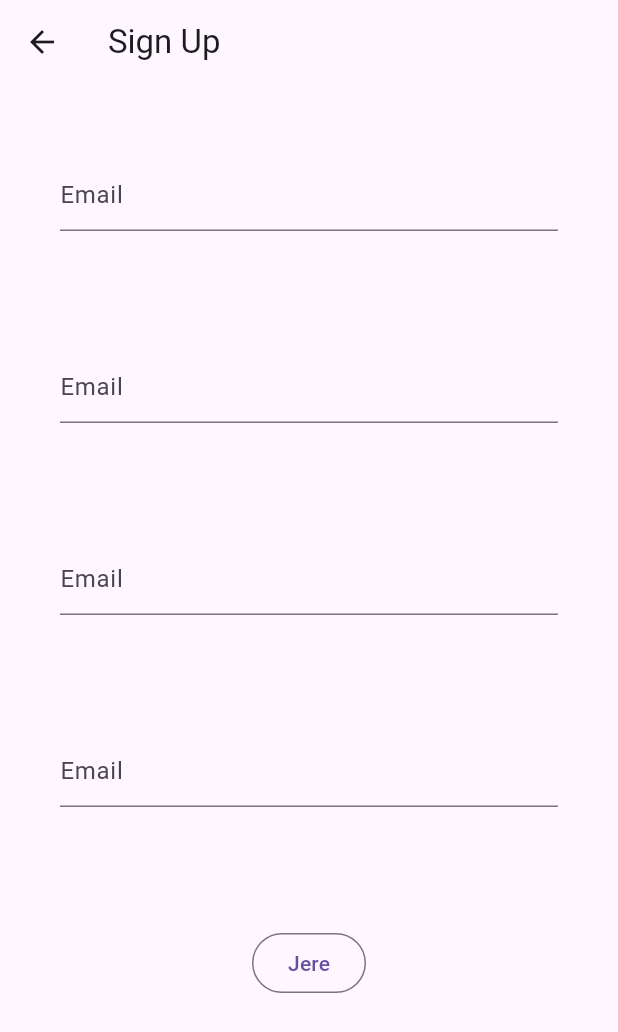
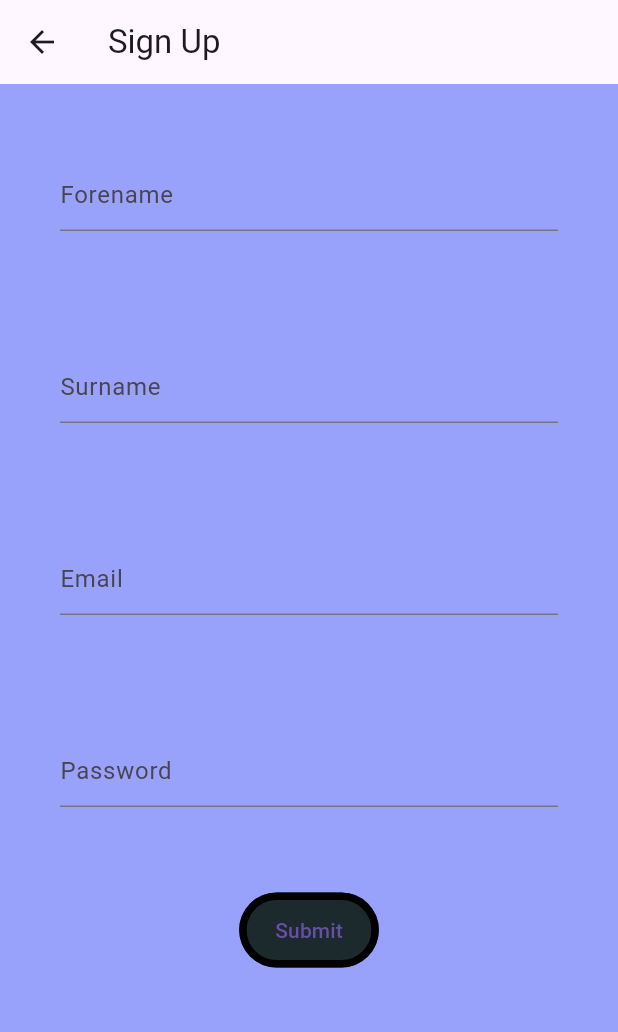
Before and after one commit to Biele10/Window-Cleaning-Mobile-App-Project, a Flutter app: the screen it shows after launch, after a tap on "Sign Up", on a phone screen of 412 x 824 dp. Shown: the top 1032 px of the screen. Run offline on Flutter 3.47's test engine with Material 3 defaults, Android fonts, the phone set to English and light mode, and no system bars; our stand-ins replace connectivity_plus, dio, flutter_secure_storage, internet_connection_checker_plus.

Commit message:
did some more work on the sign up page.

```diff
--- a/lib/app_screens/account.dart
+++ b/lib/app_screens/account.dart
@@ -24,7 +24,7 @@ class AccountPage extends StatelessWidget {
                 // used here, i would have to wrap Color
                 // in WidgetStateProperty.all()
                 alignment: Alignment.topCenter,
-                side: BorderSide.none,
+                side: BorderSide(width: 5),
               ),
               onPressed: () {
                 Navigator.push(
@@ -54,11 +54,11 @@ class AccountPage extends StatelessWidget {
             ),
             Padding(padding: EdgeInsets.all(30.0)),
             OutlinedButton(
-              // same as log in page
+              // same as log in button
               style: OutlinedButton.styleFrom(
                 backgroundColor: const Color(0xFF1c2a2e),
                 alignment: Alignment.topCenter,
-                side: BorderSide.none,
+                side: BorderSide(width: 5),
               ),
 
               onPressed: () {
--- a/lib/app_screens/signup.dart
+++ b/lib/app_screens/signup.dart
@@ -11,8 +11,12 @@ class _SignUpState extends State<SignUp> {
   @override
   Widget build(BuildContext context) {
     return Scaffold(
+      backgroundColor: Color(0xFF98a2fa),
       appBar: AppBar(title: Text('Sign Up')),
-      body: Form(
+      body: SingleChildScrollView(
+        // if screen is too small, user can scroll
+        // to fill in whole form and submit
+        child: Form(
           key: _formKey,
           child: Column(
             children: [
@@ -24,7 +28,13 @@ class _SignUpState extends State<SignUp> {
                   top: 50.0,
                 ),
                 child: TextFormField(
-                decoration: const InputDecoration(hintText: 'Email'),
+                  decoration: const InputDecoration(hintText: 'Forename'),
+                ),
+              ),
+              Padding(
+                padding: EdgeInsets.all(40.0),
+                child: TextFormField(
+                  decoration: const InputDecoration(hintText: 'Surname'),
                 ),
               ),
               Padding(
@@ -36,20 +46,23 @@ class _SignUpState extends State<SignUp> {
               Padding(
                 padding: EdgeInsets.all(40.0),
                 child: TextFormField(
-                decoration: const InputDecoration(hintText: 'Email'),
+                  decoration: const InputDecoration(hintText: 'Password'),
                 ),
               ),
               Padding(
-              padding: EdgeInsets.all(40.0),
-              child: TextFormField(
-                decoration: const InputDecoration(hintText: 'Email'),
+                padding: EdgeInsets.all(17.0),
+                child: OutlinedButton(
+                  onPressed: () {},
+                  style: OutlinedButton.styleFrom(
+                    minimumSize: (Size(45, 50)),
+                    side: BorderSide(width: 5.0),
+                    backgroundColor: Color(0xFF1c2a2e),
+                  ),
+                  child: Text("Submit", style: TextStyle()),
                 ),
               ),
-            Padding(
-              padding: EdgeInsets.all(40.0),
-              child: OutlinedButton(child: Text("Jere"), onPressed: () {}),
+            ],
           ),
-          ],
         ),
       ),
     );
```
Lines whose indentation alone changed are shown as unchanged.
